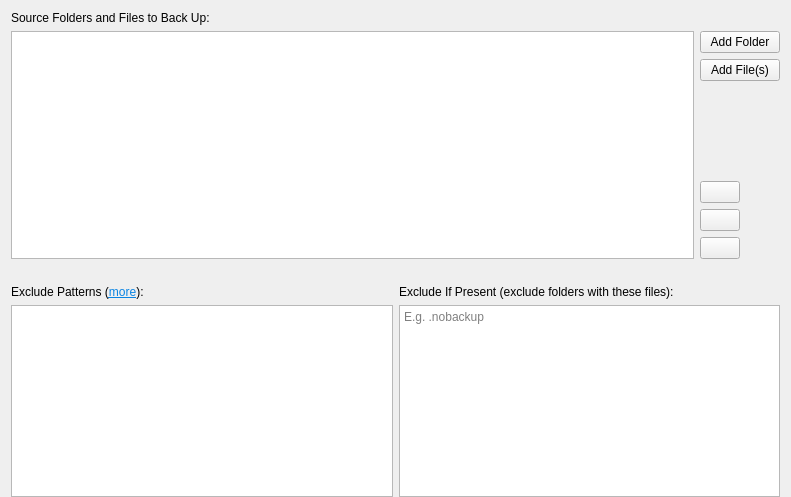
Before: the Qt Designer form src/vorta/assets/UI/sourcetab.ui in bastiencyr/vorta, drawn with Qt 5.
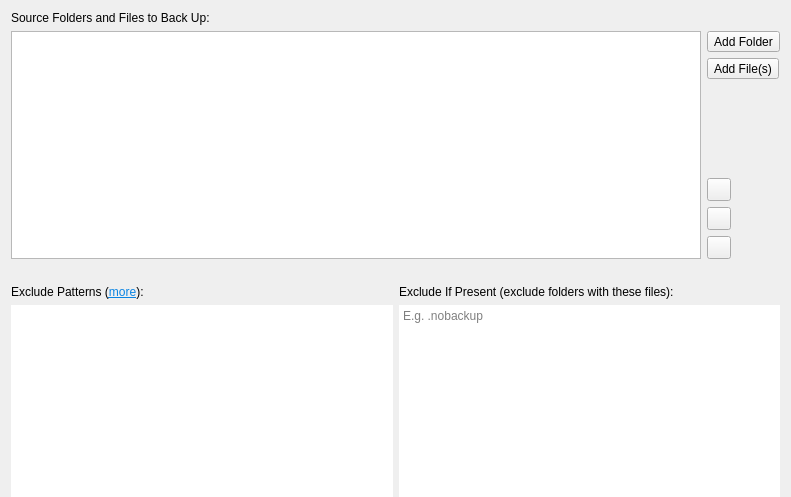
After: the same form once the commit is applied.

Commit message: Flat design

Patch:
```diff
--- a/src/vorta/assets/UI/sourcetab.ui
+++ b/src/vorta/assets/UI/sourcetab.ui
@@ -91,33 +91,6 @@
      </item>
      <item>
       <layout class="QGridLayout" name="gridLayout_2" columnminimumwidth="0,0">
-       <item row="7" column="0">
-        <widget class="QPushButton" name="paste">
-         <property name="toolTip">
-          <string>Paste Folders/Files. One folder or file per line</string>
-         </property>
-         <property name="text">
-          <string/>
-         </property>
-        </widget>
-       </item>
-       <item row="1" column="0" colspan="2">
-        <widget class="QPushButton" name="sourceAddFile">
-         <property name="text">
-          <string>Add File(s)</string>
-         </property>
-        </widget>
-       </item>
-       <item row="5" column="0">
-        <widget class="QPushButton" name="sourcesUpdate">
-         <property name="toolTip">
-          <string>Recalculate sizes</string>
-         </property>
-         <property name="text">
-          <string/>
-         </property>
-        </widget>
-       </item>
        <item row="3" column="0">
         <spacer name="verticalSpacer">
          <property name="orientation">
@@ -131,15 +104,42 @@
          </property>
         </spacer>
        </item>
+       <item row="5" column="0">
+        <widget class="QToolButton" name="sourcesUpdate">
+         <property name="toolTip">
+          <string>Recalculate sizes</string>
+         </property>
+         <property name="text">
+          <string/>
+         </property>
+        </widget>
+       </item>
+       <item row="7" column="0">
+        <widget class="QToolButton" name="paste">
+         <property name="toolTip">
+          <string>Paste Folders/Files. One folder or file per line</string>
+         </property>
+         <property name="text">
+          <string/>
+         </property>
+        </widget>
+       </item>
+       <item row="1" column="0" colspan="2">
+        <widget class="QToolButton" name="sourceAddFile">
+         <property name="text">
+          <string>Add File(s)</string>
+         </property>
+        </widget>
+       </item>
        <item row="0" column="0" colspan="2">
-        <widget class="QPushButton" name="sourceAddFolder">
+        <widget class="QToolButton" name="sourceAddFolder">
          <property name="text">
           <string>Add Folder</string>
          </property>
         </widget>
        </item>
        <item row="4" column="0">
-        <widget class="QPushButton" name="sourceRemove">
+        <widget class="QToolButton" name="sourceRemove">
          <property name="toolTip">
           <string>Remove</string>
          </property>
@@ -174,6 +174,22 @@
        </property>
       </widget>
      </item>
+     <item row="1" column="1">
+      <widget class="QPlainTextEdit" name="excludeIfPresentField">
+       <property name="sizePolicy">
+        <sizepolicy hsizetype="Expanding" vsizetype="Minimum">
+         <horstretch>0</horstretch>
+         <verstretch>0</verstretch>
+        </sizepolicy>
+       </property>
+       <property name="frameShape">
+        <enum>QFrame::NoFrame</enum>
+       </property>
+       <property name="placeholderText">
+        <string>E.g. .nobackup</string>
+       </property>
+      </widget>
+     </item>
      <item row="1" column="0">
       <widget class="QPlainTextEdit" name="excludePatternsField">
        <property name="sizePolicy">
@@ -182,6 +198,9 @@
          <verstretch>0</verstretch>
         </sizepolicy>
        </property>
+       <property name="frameShape">
+        <enum>QFrame::NoFrame</enum>
+       </property>
        <property name="plainText">
         <string/>
        </property>
@@ -190,19 +209,6 @@
        </property>
       </widget>
      </item>
-     <item row="1" column="1">
-      <widget class="QPlainTextEdit" name="excludeIfPresentField">
-       <property name="sizePolicy">
-        <sizepolicy hsizetype="Expanding" vsizetype="Minimum">
-         <horstretch>0</horstretch>
-         <verstretch>0</verstretch>
-        </sizepolicy>
-       </property>
-       <property name="placeholderText">
-        <string>E.g. .nobackup</string>
-       </property>
-      </widget>
-     </item>
     </layout>
    </item>
   </layout>
```
The commit also changes 4 other files.
